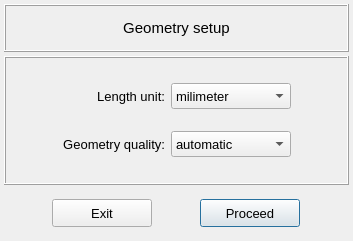
Above: vibra/interface/data/ui_files/project/geometry/geometry_setup.ui from MOPT-UFSC/VIBRA before the change. Below: the same form after it.
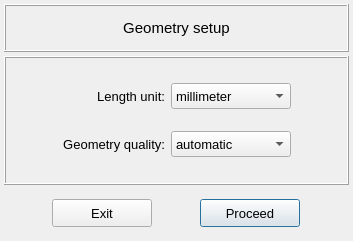
That is the form after the change.

Commit message: Fix a typo in the millimeter unit

Patch:
```diff
--- a/vibra/interface/data/ui_files/project/geometry/geometry_setup.ui
+++ b/vibra/interface/data/ui_files/project/geometry/geometry_setup.ui
@@ -59,7 +59,7 @@
         </property>
         <item>
          <property name="text">
-          <string>milimeter</string>
+          <string>millimeter</string>
          </property>
         </item>
         <item>
```
The commit also changes 4 other files.
